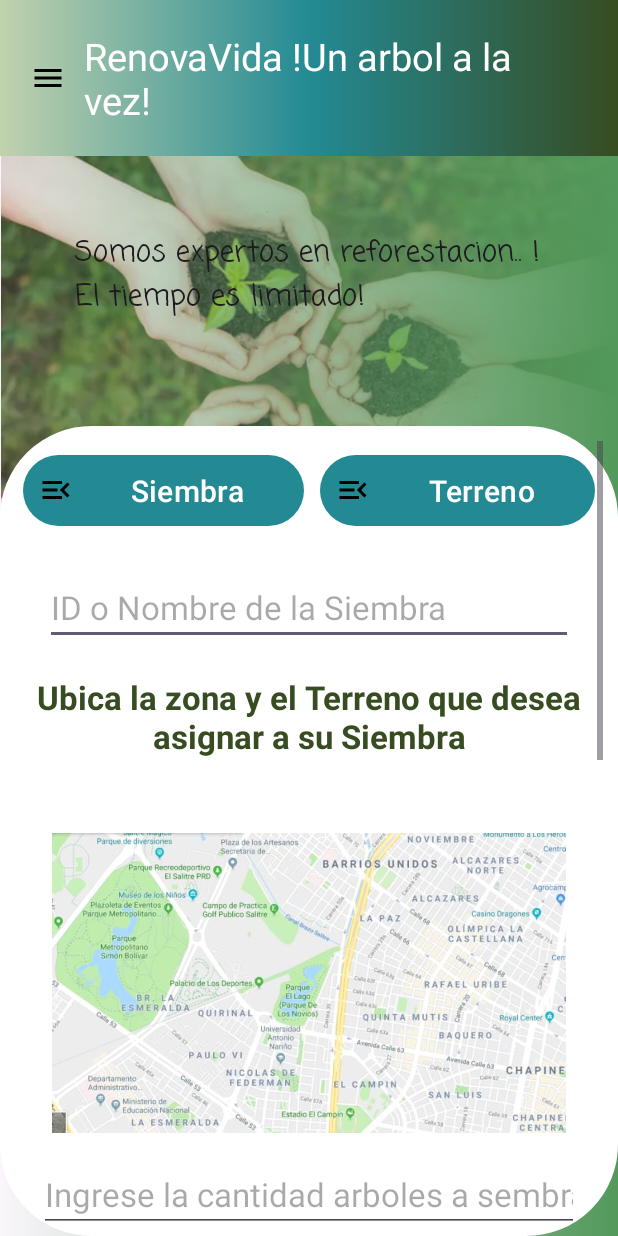
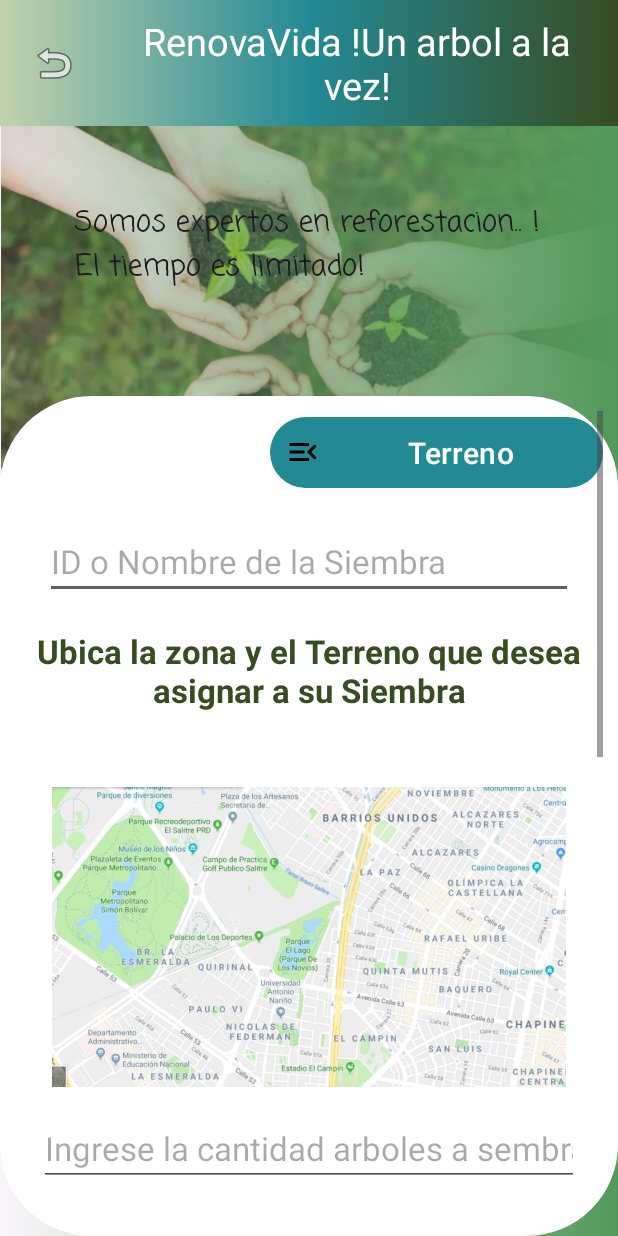
Before and after one commit to Royerfft/renovavida, an Android app: the siembra_registro_java screen opened directly, with no data from a screen before it, on a phone screen of 412 x 824 dp. Run offline under Robolectric (Android 15) with nearby library versions, the phone set to English and light mode, and no system bars; Roboto replaces fonts that are not available here.

```diff
--- a/app/src/main/java/com/example/appkio/registro_java.java
+++ b/app/src/main/java/com/example/appkio/registro_java.java
@@ -111,6 +111,7 @@ public class registro_java extends AppCompatActivity implements View.OnClickList
             public void onClick(View view) {
                 Intent volver= new Intent(registro_java.this, siembra_registro_java.class);
                 startActivity(volver);
+                finish();
 
             }
         });
--- a/app/src/main/java/com/example/appkio/siembra_registro_java.java
+++ b/app/src/main/java/com/example/appkio/siembra_registro_java.java
@@ -7,12 +7,14 @@ import android.content.Intent;
 import android.os.Bundle;
 import android.view.View;
 import android.widget.Button;
+import android.widget.ImageView;
 
 
 public class siembra_registro_java extends AppCompatActivity {
 
 
-    Button BotonSiembra;
+
+    private ImageView VolverRegistro;
 
 
 
@@ -22,17 +24,22 @@ public class siembra_registro_java extends AppCompatActivity {
         setContentView(R.layout.pantallaregistro_siembrayterreno);
 
 
-        BotonSiembra=findViewById(R.id.BotonSiembra);
+
+        VolverRegistro=findViewById(R.id.img_volver);
+
+        VolverRegistro.setOnClickListener(new View.OnClickListener() {
+            @Override
+            public void onClick(View view) {
+                Intent siguiente= new Intent(siembra_registro_java.this, inicio_java.class);
+                startActivity(siguiente);
 
 
-        BotonSiembra.setOnClickListener(new View.OnClickListener() {
-            @Override
-            public void onClick(View view) {
-                Intent siguiente= new Intent(siembra_registro_java.this, registro_java.class);
-                startActivity(siguiente);
             }
         });
 
 
+
+
+
     }
 }
--- a/app/src/main/res/layout/pantalla_registro.xml
+++ b/app/src/main/res/layout/pantalla_registro.xml
@@ -74,7 +74,7 @@
 
 
                             <Button
-                                android:id="@+id/BotonSiembra"
+                                android:id="@+id/BotonSiembra1"
                                 android:layout_width="wrap_content"
                                 android:layout_height="wrap_content"
                                 android:layout_weight="1"
--- a/app/src/main/res/layout/pantallaregistro_siembrayterreno.xml
+++ b/app/src/main/res/layout/pantallaregistro_siembrayterreno.xml
@@ -12,8 +12,33 @@
         android:layout_height="match_parent"
         android:orientation="vertical">
 
-        <include layout="@layout/pantallatoolbar_superior" />
+        <LinearLayout
+            android:layout_width="match_parent"
+            android:layout_height="wrap_content"
+            android:orientation="horizontal"
+            android:padding="10dp"
+            android:background="@drawable/fondo_degradado"
+            android:gravity="center_vertical">
 
+            <ImageView
+                android:layout_width="wrap_content"
+                android:layout_height="wrap_content"
+                android:padding="10dp"
+                android:id="@+id/img_volver"
+                android:src="@android:drawable/ic_menu_revert"/>
+
+            <TextView
+                android:layout_width="0dp"
+                android:layout_height="wrap_content"
+                android:layout_weight="1"
+                android:text="RenovaVida !Un arbol a la vez!"
+                android:textSize="25dp"
+                android:textAlignment="center"
+                android:layout_marginStart="12dp"
+                android:textColor="@color/white"/>
+
+
+        </LinearLayout>
 
 
         <FrameLayout
@@ -68,26 +93,14 @@
                             android:orientation="horizontal">
 
 
-                            <Button
-                                android:id="@+id/BotonSiembra"
-                                android:layout_width="wrap_content"
-                                android:layout_height="wrap_content"
-                                android:layout_margin="5dp"
-                                android:layout_weight="1"
-                                android:drawableLeft="@drawable/baseline_menu_open_24"
-                                android:padding="10dp"
-                                android:text="Siembra"
-                                android:textSize="20dp"
 
-
-                                />
 
                             <Button
                                 android:id="@+id/BotonTerreno"
                                 android:layout_width="wrap_content"
                                 android:layout_height="wrap_content"
-                                android:layout_margin="5dp"
                                 android:layout_weight="1"
+                                android:layout_marginStart="170dp"
                                 android:drawableLeft="@drawable/baseline_menu_open_24"
                                 android:padding="10dp"
                                 android:text="Terreno"
```
